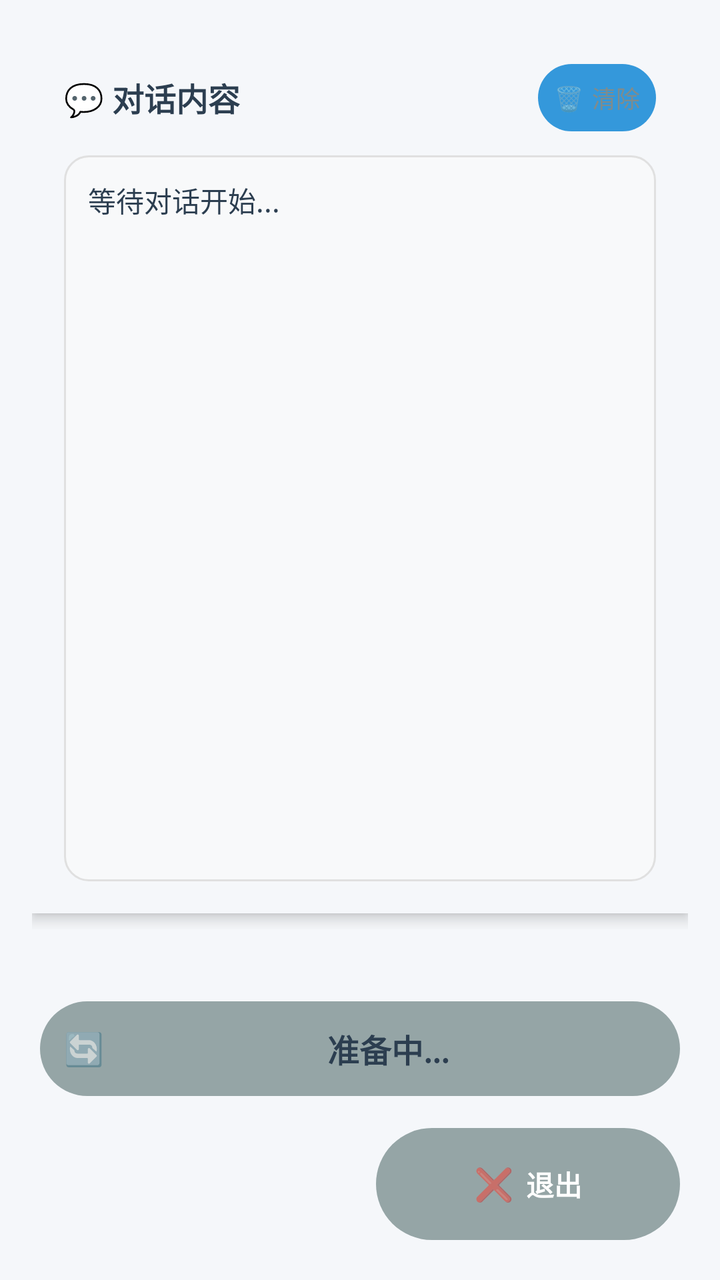
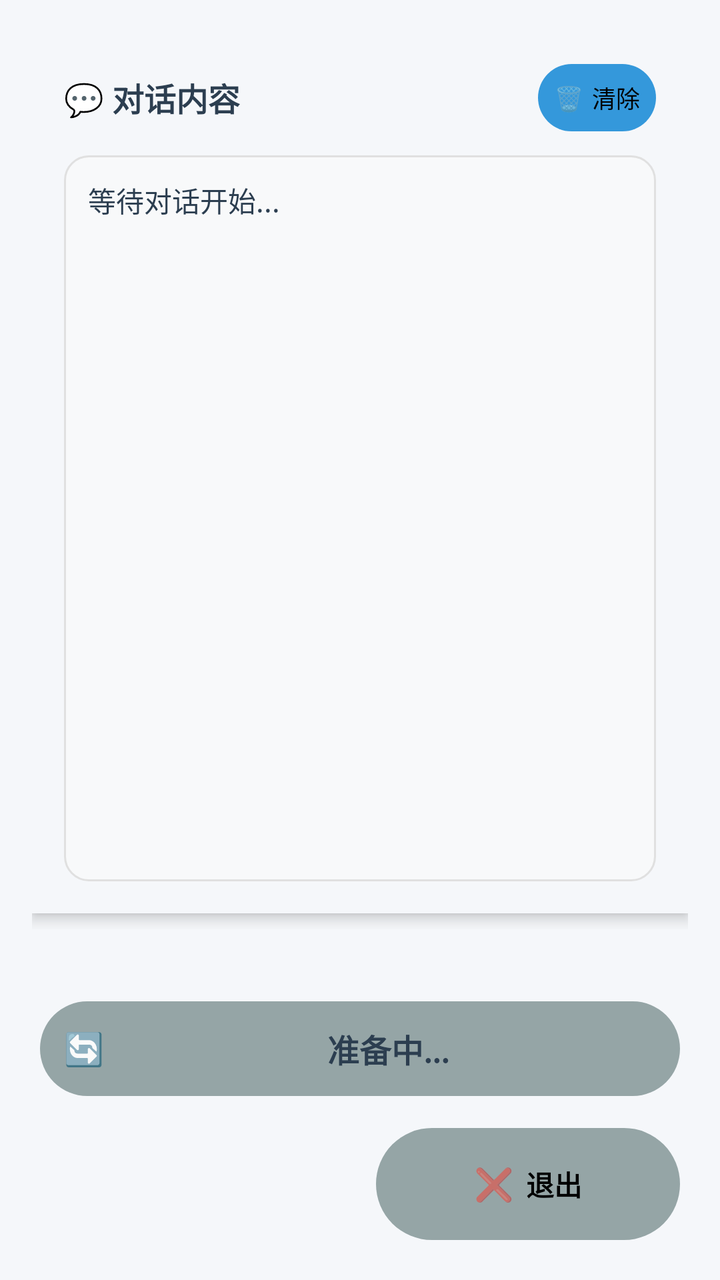

Screens rendered from an Android XML layout before and after an edit, with the pre-edit source and the edit as a unified diff.
<!-- AndroidManifest.xml: fallback theme Theme.MaterialComponents.DayNight.NoActionBar -->
<!-- res/layout/activity_voice_chat.xml -->
<?xml version="1.0" encoding="utf-8"?>
<RelativeLayout xmlns:android="http://schemas.android.com/apk/res/android"
    xmlns:tools="http://schemas.android.com/tools"
    android:id="@+id/rl_root"
    android:layout_width="match_parent"
    android:layout_height="match_parent"
    android:background="@color/background_light">

    
    <FrameLayout
        android:id="@+id/video_container"
        android:layout_width="match_parent"
        android:layout_height="match_parent"
        android:visibility="gone" />

    
    <LinearLayout
        android:id="@+id/main_content"
        android:layout_width="match_parent"
        android:layout_height="match_parent"
        android:layout_above="@id/bottom_controls"
        android:orientation="vertical"
        android:padding="16dp">

        
        <LinearLayout
            android:layout_width="match_parent"
            android:layout_height="0dp"
            android:layout_weight="1"
            android:layout_marginBottom="8dp"
            android:background="@color/background_light"
            android:elevation="4dp"
            android:orientation="vertical"
            android:padding="16dp">

            
            <LinearLayout
                android:layout_width="match_parent"
                android:layout_height="wrap_content"
                android:layout_marginBottom="12dp"
                android:gravity="center_vertical"
                android:orientation="horizontal">

                <TextView
                    android:layout_width="0dp"
                    android:layout_height="wrap_content"
                    android:layout_weight="1"
                    android:text="💬 对话内容"
                    android:textColor="@color/text_primary"
                    android:textSize="16sp"
                    android:textStyle="bold" />

                
                <LinearLayout
                    android:id="@+id/btn_clear_logs"
                    android:layout_width="wrap_content"
                    android:layout_height="wrap_content"
                    android:background="@drawable/rounded_button_blue"
                    android:clickable="true"
                    android:focusable="true"
                    android:gravity="center"
                    android:orientation="horizontal"
                    android:padding="8dp">

                    <TextView
                        android:layout_width="wrap_content"
                        android:layout_height="wrap_content"
                        android:text="🗑️"
                        android:textSize="12sp"
                        android:layout_marginEnd="4dp" />

                    <TextView
                        android:layout_width="wrap_content"
                        android:layout_height="wrap_content"
                        android:text="清除"
                        android:textColor="@color/text_secondary"
                        android:textSize="12sp" />

                </LinearLayout>

            </LinearLayout>

            
            <ScrollView
                android:id="@+id/scroll_logs"
                android:layout_width="match_parent"
                android:layout_height="0dp"
                android:layout_weight="1"
                android:background="@drawable/rounded_edittext"
                android:padding="12dp"
                android:scrollbars="vertical"
                android:fadeScrollbars="false">

                <TextView
                    android:id="@+id/tv_logs"
                    android:layout_width="match_parent"
                    android:layout_height="wrap_content"
                    android:lineSpacingExtra="4dp"
                    android:text="等待对话开始..."
                    android:textColor="@color/text_primary"
                    android:textSize="14sp"
                    android:textIsSelectable="true"
                    android:gravity="top" />

            </ScrollView>

            
            <LinearLayout
                android:id="@+id/music_player_container"
                android:layout_width="match_parent"
                android:layout_height="wrap_content"
                android:layout_marginTop="12dp"
                android:background="@drawable/rounded_edittext"
                android:elevation="4dp"
                android:orientation="vertical"
                android:padding="16dp"
                android:visibility="gone">

                
                <LinearLayout
                    android:layout_width="match_parent"
                    android:layout_height="wrap_content"
                    android:layout_marginBottom="12dp"
                    android:gravity="center_vertical"
                    android:orientation="horizontal">

                    <TextView
                        android:layout_width="0dp"
                        android:layout_height="wrap_content"
                        android:layout_weight="1"
                        android:text="🎵 音乐播放"
                        android:textColor="@color/text_primary"
                        android:textSize="16sp"
                        android:textStyle="bold" />

                    
                    <LinearLayout
                        android:id="@+id/btn_stop_music"
                        android:layout_width="wrap_content"
                        android:layout_height="wrap_content"
                        android:background="@drawable/rounded_button_gray"
                        android:clickable="true"
                        android:focusable="true"
                        android:gravity="center"
                        android:orientation="horizontal"
                        android:padding="8dp">

                        <TextView
                            android:layout_width="wrap_content"
                            android:layout_height="wrap_content"
                            android:text="⏹️"
                            android:textSize="12sp"
                            android:layout_marginEnd="4dp" />

                        <TextView
                            android:layout_width="wrap_content"
                            android:layout_height="wrap_content"
                            android:text="停止"
                            android:textColor="@color/text_secondary"
                            android:textSize="12sp" />

                    </LinearLayout>

                </LinearLayout>

                
                <TextView
                    android:id="@+id/tv_music_info"
                    android:layout_width="match_parent"
                    android:layout_height="wrap_content"
                    android:layout_marginBottom="12dp"
                    android:text="暂无音乐播放"
                    android:textColor="@color/text_secondary"
                    android:textSize="14sp" />

                
                <ProgressBar
                    android:id="@+id/progress_music"
                    style="?android:attr/progressBarStyleHorizontal"
                    android:layout_width="match_parent"
                    android:layout_height="4dp"
                    android:layout_marginBottom="8dp"
                    android:indeterminate="false"
                    android:visibility="gone" />

            </LinearLayout>

        </LinearLayout>

    </LinearLayout>

    
    <LinearLayout
        android:id="@+id/bottom_controls"
        android:layout_width="match_parent"
        android:layout_height="wrap_content"
        android:layout_alignParentBottom="true"
        android:elevation="8dp"
        android:orientation="vertical"
        android:padding="20dp">

        
        <LinearLayout
            android:layout_width="match_parent"
            android:layout_height="wrap_content"
            android:layout_marginBottom="16dp"
            android:background="@drawable/rounded_button_gray"
            android:gravity="center"
            android:orientation="horizontal"
            android:padding="12dp">

            <TextView
                android:id="@+id/tv_state_icon"
                android:layout_width="wrap_content"
                android:layout_height="wrap_content"
                android:layout_marginEnd="8dp"
                android:text="🔄"
                android:textSize="16sp" />

            <TextView
                android:id="@+id/tv_state"
                android:layout_width="0dp"
                android:layout_height="wrap_content"
                android:layout_weight="1"
                android:text="准备中..."
                android:textColor="@color/text_primary"
                android:textSize="16sp"
                android:textStyle="bold"
                android:gravity="center" />

        </LinearLayout>

        
        <LinearLayout
            android:layout_width="match_parent"
            android:layout_height="wrap_content"
            android:gravity="center"
            android:orientation="horizontal">

            
            <LinearLayout
                android:id="@+id/btn_interrupt"
                android:layout_width="0dp"
                android:layout_height="56dp"
                android:layout_weight="1"
                android:layout_marginEnd="8dp"
                android:background="@drawable/rounded_button_red"
                android:clickable="true"
                android:focusable="true"
                android:gravity="center"
                android:orientation="horizontal"
                android:visibility="invisible">

                <TextView
                    android:layout_width="wrap_content"
                    android:layout_height="wrap_content"
                    android:layout_marginEnd="6dp"
                    android:text="🎤"
                    android:textSize="16sp" />

                <TextView
                    android:id="@+id/tv_interrupt_text"
                    android:layout_width="wrap_content"
                    android:layout_height="wrap_content"
                    android:text="打断"
                    android:textColor="@color/text_white"
                    android:textSize="14sp"
                    android:textStyle="bold" />

            </LinearLayout>

            
            <LinearLayout
                android:id="@+id/btn_exit"
                android:layout_width="0dp"
                android:layout_height="56dp"
                android:layout_weight="1"
                android:layout_marginStart="8dp"
                android:background="@drawable/rounded_button_gray"
                android:clickable="true"
                android:focusable="true"
                android:gravity="center"
                android:orientation="horizontal">

                <TextView
                    android:layout_width="wrap_content"
                    android:layout_height="wrap_content"
                    android:layout_marginEnd="6dp"
                    android:text="❌"
                    android:textSize="16sp" />

                <TextView
                    android:layout_width="wrap_content"
                    android:layout_height="wrap_content"
                    android:text="退出"
                    android:textColor="@color/text_white"
                    android:textSize="14sp"
                    android:textStyle="bold" />

            </LinearLayout>

        </LinearLayout>

    </LinearLayout>

</RelativeLayout>
<!-- resources referenced by this layout -->
<resources>
  <color name="background_light">#F5F7FA</color>
  <color name="text_primary">#2C3E50</color>
  <color name="text_secondary">#7F8C8D</color>
  <color name="text_white">#FFFFFF</color>
  <!-- drawable rounded_button_blue (drawable) -->
  <?xml version="1.0" encoding="utf-8"?>
  <selector xmlns:android="http://schemas.android.com/apk/res/android">
      <item android:state_pressed="true">
          <shape android:shape="rectangle">
              <solid android:color="#2980B9" />
              <corners android:radius="28dp" />
          </shape>
      </item>
      <item>
          <shape android:shape="rectangle">
              <solid android:color="#3498DB" />
              <corners android:radius="28dp" />
          </shape>
      </item>
  </selector>
  <!-- drawable rounded_button_gray (drawable) -->
  <?xml version="1.0" encoding="utf-8"?>
  <selector xmlns:android="http://schemas.android.com/apk/res/android">
      <item android:state_pressed="true">
          <shape android:shape="rectangle">
              <solid android:color="#7F8C8D" />
              <corners android:radius="28dp" />
          </shape>
      </item>
      <item>
          <shape android:shape="rectangle">
              <solid android:color="#95A5A6" />
              <corners android:radius="28dp" />
          </shape>
      </item>
  </selector>
  <!-- drawable rounded_button_red (drawable) -->
  <?xml version="1.0" encoding="utf-8"?>
  <selector xmlns:android="http://schemas.android.com/apk/res/android">
      <item android:state_pressed="true">
          <shape android:shape="rectangle">
              <solid android:color="#C0392B" />
              <corners android:radius="28dp" />
          </shape>
      </item>
      <item>
          <shape android:shape="rectangle">
              <solid android:color="#E74C3C" />
              <corners android:radius="28dp" />
          </shape>
      </item>
  </selector>
  <!-- drawable rounded_edittext (drawable) -->
  <?xml version="1.0" encoding="utf-8"?>
  <shape xmlns:android="http://schemas.android.com/apk/res/android"
      android:shape="rectangle">
      <solid android:color="#F8F9FA" />
      <stroke
          android:width="1dp"
          android:color="#E0E0E0" />
      <corners android:radius="12dp" />
  </shape>
</resources>

<!-- the commit's change to res/layout/activity_voice_chat.xml (unified diff, before → after) -->
@@ -73,7 +73,7 @@
                         android:layout_width="wrap_content"
                         android:layout_height="wrap_content"
                         android:text="清除"
-                        android:textColor="@color/text_secondary"
+                        android:textColor="@color/black"
                         android:textSize="12sp" />
 
                 </LinearLayout>
@@ -215,7 +215,8 @@
                 android:layout_height="wrap_content"
                 android:layout_marginEnd="8dp"
                 android:text="🔄"
-                android:textSize="16sp" />
+                android:textSize="16sp"
+                android:textColor="@color/black"/>
 
             <TextView
                 android:id="@+id/tv_state"
@@ -263,7 +264,7 @@
                     android:layout_width="wrap_content"
                     android:layout_height="wrap_content"
                     android:text="打断"
-                    android:textColor="@color/text_white"
+                    android:textColor="@color/black"
                     android:textSize="14sp"
                     android:textStyle="bold" />
 
@@ -293,7 +294,7 @@
                     android:layout_width="wrap_content"
                     android:layout_height="wrap_content"
                     android:text="退出"
-                    android:textColor="@color/text_white"
+                    android:textColor="@color/black"
                     android:textSize="14sp"
                     android:textStyle="bold" />
 
<!-- resource entries referenced after the edit -->
@@ -1,9 +1,9 @@
 <!-- resources referenced by this layout -->
 <resources>
   <color name="background_light">#F5F7FA</color>
+  <color name="black">#FF000000</color>
   <color name="text_primary">#2C3E50</color>
   <color name="text_secondary">#7F8C8D</color>
-  <color name="text_white">#FFFFFF</color>
   <!-- drawable rounded_button_blue (drawable) -->
   <?xml version="1.0" encoding="utf-8"?>
   <selector xmlns:android="http://schemas.android.com/apk/res/android">
